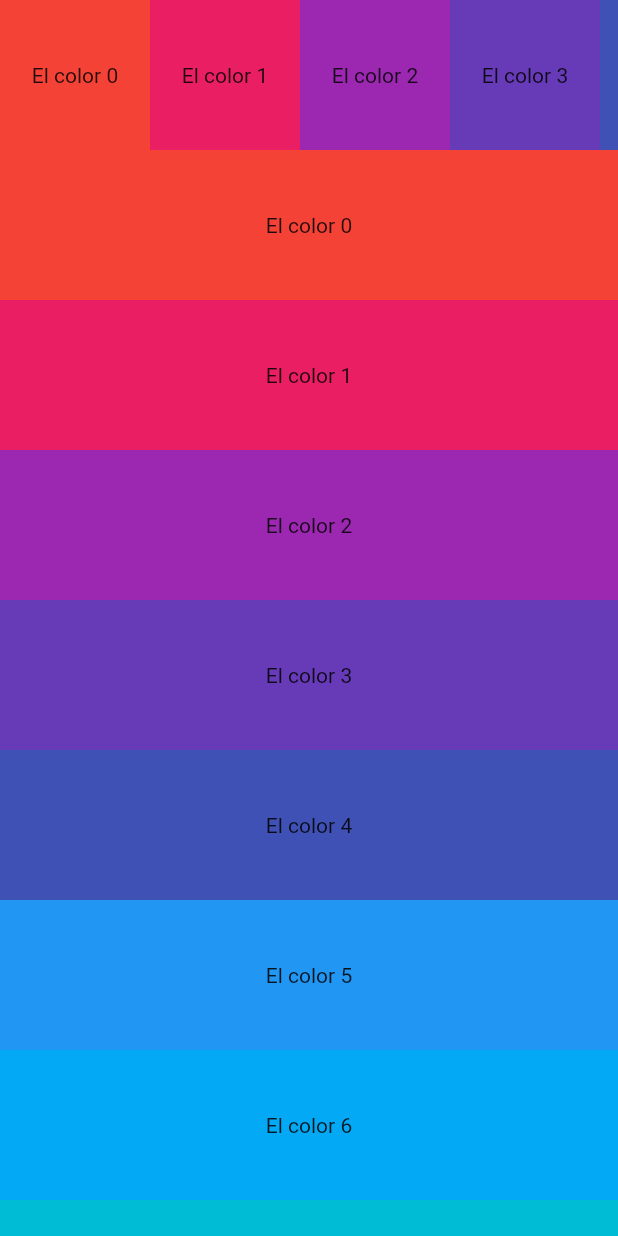
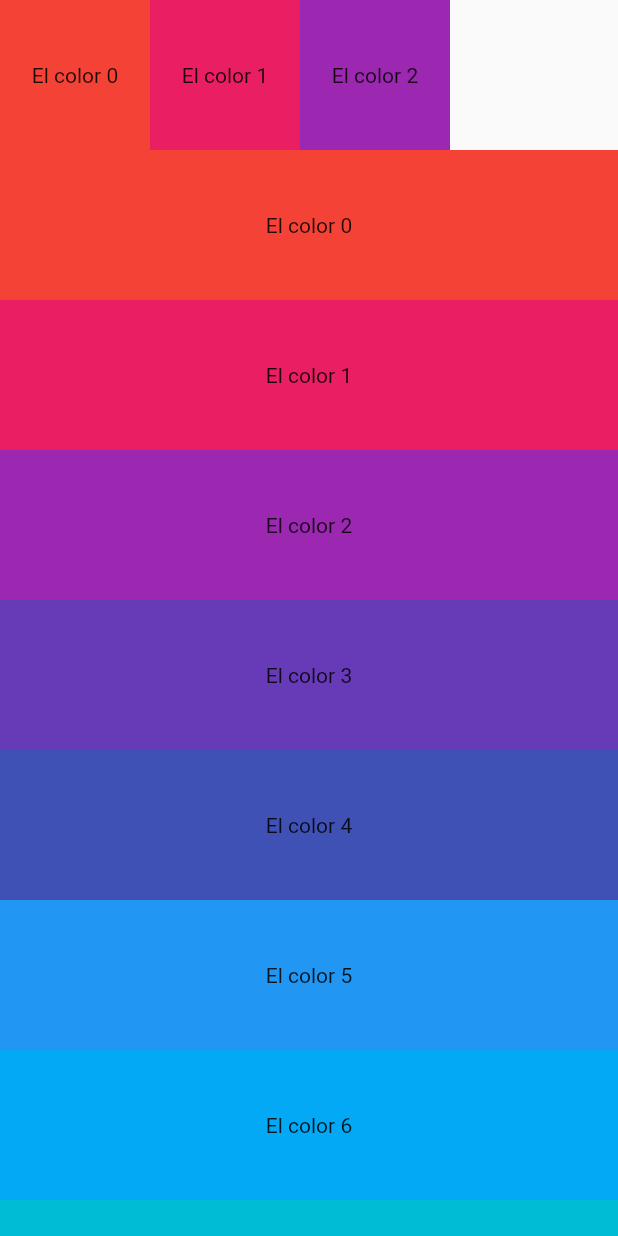
Before and after one commit to AlanCasasArevalo/Widgets-Flutter, a Flutter app: the screen it shows after launch, on a phone screen of 412 x 824 dp. Run offline on Flutter 3.47's test engine with Material 2 defaults, Android fonts, the phone set to English and light mode, and no system bars.

Commit message:
MySingleChildScrollView

```diff
--- a/lib/widgets/single_child_scroll_view.dart
+++ b/lib/widgets/single_child_scroll_view.dart
@@ -10,9 +10,11 @@ class MySingleChildScrollView extends StatelessWidget {
         children: [
           Container(
             height: 100,
+            child: Row(
+              children: [
+                SizedBox(
+                  width: 300,
                   child: SingleChildScrollView(
-              // El NeverScrollableScrollPhysics hace que se eliminen en ambas plataformas el efecto muelle
-              physics: NeverScrollableScrollPhysics(),
                     scrollDirection: Axis.horizontal,
                     child: Row(
                       children: List.generate(
@@ -26,6 +28,9 @@ class MySingleChildScrollView extends StatelessWidget {
                         ),
                       ),
                     ),
+                  ),
+                ),
+              ],
             ),
           ),
           Expanded(
```
Lines whose indentation alone changed are shown as unchanged.
